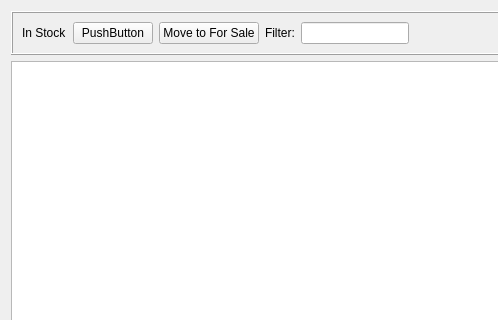
This is src/Applications/BrickMoneyDesktop/src/InStock.ui in tlaemmlein/BrickMoney as Qt 5 draws it before an edit; both pictures show x 0 to 498 and y 0 to 320 of the 639 by 484 pixel window. The edited form follows.
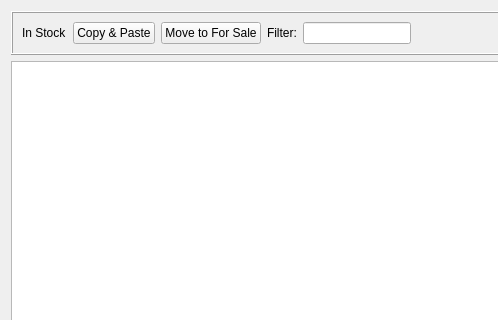
This is the edited form.

Commit message: Copy & Paste is working

What changed in the file:
```diff
--- a/src/Applications/BrickMoneyDesktop/src/InStock.ui
+++ b/src/Applications/BrickMoneyDesktop/src/InStock.ui
@@ -33,7 +33,7 @@
       <item>
        <widget class="QPushButton" name="pushButton">
         <property name="text">
-         <string>PushButton</string>
+         <string>Copy &amp;&amp; Paste</string>
         </property>
        </widget>
       </item>
```
Left out of the diff: 2 changed lines with no effect on the pictures. The commit also changes 8 other files.
